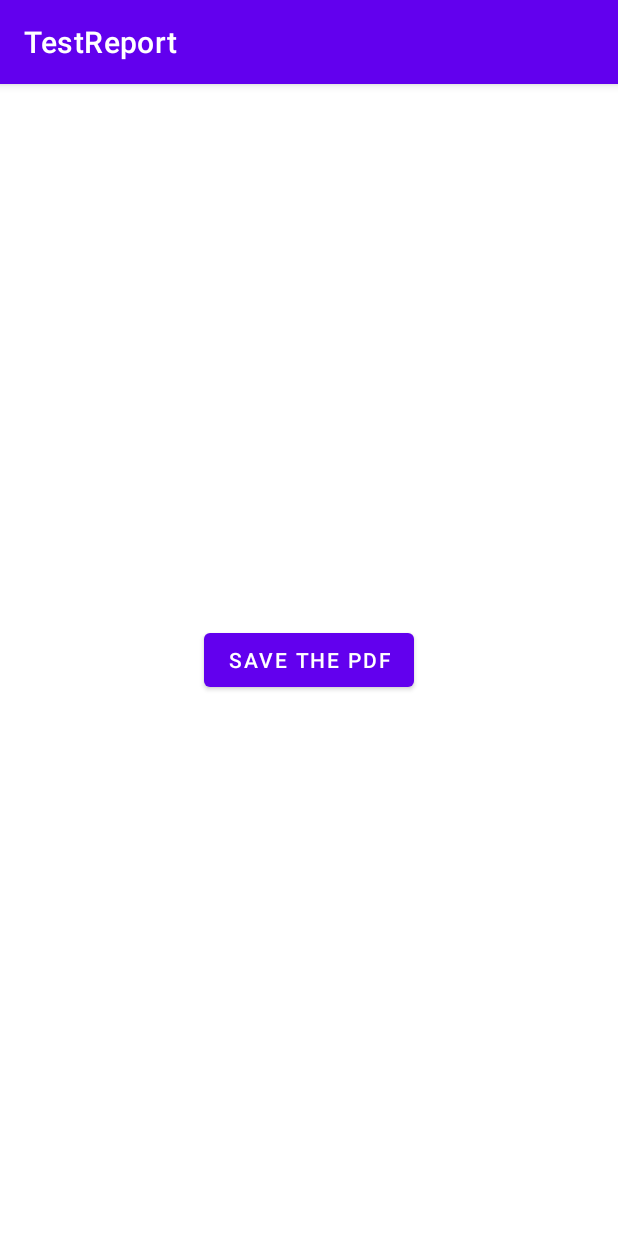
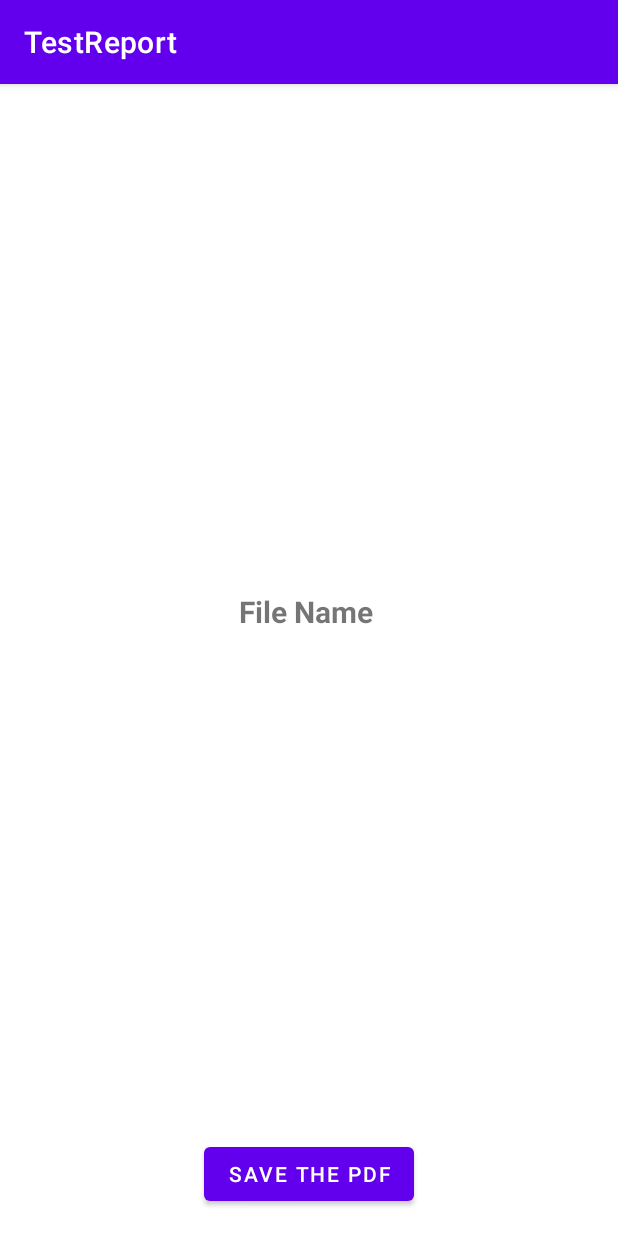
Before and after one commit to prateekcode/TestReport, an Android app: the screen it shows after launch (MainActivity), on a phone screen of 412 x 824 dp. Run offline under Robolectric (Android 15) with nearby library versions, the phone set to English and light mode, and no system bars; Roboto replaces fonts that are not available here; 3 statements that could not run were skipped.

Commit message:
:fire: Able to read the file

```diff
--- a/app/src/main/AndroidManifest.xml
+++ b/app/src/main/AndroidManifest.xml
@@ -3,6 +3,7 @@
     package="com.example.testreport">
 
     <uses-permission android:name="android.permission.WRITE_EXTERNAL_STORAGE" />
+    <uses-permission android:name="android.permission.READ_EXTERNAL_STORAGE"/>
 
     <application
         android:allowBackup="true"
--- a/app/src/main/java/com/example/testreport/MainActivity.kt
+++ b/app/src/main/java/com/example/testreport/MainActivity.kt
@@ -4,25 +4,33 @@ import android.Manifest
 import android.graphics.*
 import android.os.Build
 import android.os.Bundle
+import android.os.Environment
 import android.os.Handler
 import android.util.Log
 import android.widget.Toast
 import androidx.annotation.RequiresApi
 import androidx.appcompat.app.AppCompatActivity
+import com.example.testreport.helper.ImageResizer
 import com.example.testreport.helper.PdfCreator
+import com.example.testreport.helper.PdfReader
 import com.example.testreport.helper.PermissionHelper
 import com.example.testreport.model.Parameter
 import com.example.testreport.model.ParameterResponse
 import com.example.testreport.model.Patient
 import kotlinx.android.synthetic.main.activity_main.*
+import java.io.*
+import java.lang.StringBuilder
 
 
 class MainActivity : AppCompatActivity() {
 
+    private val filepath = "/"
     private var isGenerating = false
     private lateinit var bitmap: Bitmap
     private lateinit var scaledBitmap: Bitmap
     val pdfCreator = PdfCreator
+    val imageResizer = ImageResizer
+    internal var myExternalFile: File?=null
 
     @RequiresApi(Build.VERSION_CODES.M)
     override fun onCreate(savedInstanceState: Bundle?) {
@@ -30,10 +38,45 @@ class MainActivity : AppCompatActivity() {
         setContentView(R.layout.activity_main)
 
 
+//        if (PdfCreator.isExternalStorageWritable()){
+//            val stringBuilder = StringBuilder()
+//            try {
+//                val pdfFile = File(Environment.getExternalStorageDirectory(), "/NewTest.pdf")
+//                val fileInputStream = FileInputStream(pdfFile)
+//                val inputStreamReader = InputStreamReader(fileInputStream)
+//                val bufferedReader = BufferedReader(inputStreamReader)
+//                var newString: String? = null
+//                while ((bufferedReader.readLine().also { newString = it }) != null){
+//                    stringBuilder.append(newString + "\n")
+//                }
+//                fileInputStream.close()
+//                fileNameTextView.text = stringBuilder.toString()
+//            }catch (e: IOException){
+//                e.printStackTrace()
+//            }
+//        }
+
+        var gpath: String = Environment.getExternalStorageDirectory().absolutePath
+        Log.w("gpath", "" + gpath)
+        var spath = ""
+        var fullpath = File(gpath + File.separator + spath)
+        Log.w("fullpath", "" + fullpath)
+        PdfReader.pdfReaderNew(fullpath)
+        val lastPdf = PdfReader.pdfReaderNew(fullpath)
+        fileNameTextView.text = lastPdf[2].name
+
         val options = BitmapFactory.Options()
-        options.inDither = false
+        //options.inDither = false
         options.inPreferredConfig = Bitmap.Config.ARGB_8888
-        bitmap = BitmapFactory.decodeResource(resources, R.drawable.logo, options)
+
+        //bitmap = imageResizer.decodeSampledBitmapFromResource(resources, R.drawable.logo, 20, 8)
+
+        bitmap = BitmapFactory.decodeResource(resources, R.drawable.circle, options)
+
+//        val imageHeight: Int = options.outHeight
+//        val imageWidth: Int = options.outWidth
+//        val imageType: String = options.outMimeType
+
         //bitmap = pdfCreator.getBitmapFromVectorDrawable(applicationContext, R.drawable.ic_mobile)!!
         scaledBitmap = Bitmap.createScaledBitmap(bitmap, 70, 20, false)
         //scaledBitmap = pdfCreator.BITMAP_RESIZER(bitmap, 200, 18)!!
@@ -334,7 +377,7 @@ class MainActivity : AppCompatActivity() {
                 for (x in patientDetail){
                     pdfCreator.createTestReportPdf(
                         applicationContext,
-                        scaledBitmap,
+                        bitmap,
                         x.patient_name,
                         x.patient_age,
                         x.patient_gender,
--- /dev/null
+++ b/app/src/main/java/com/example/testreport/helper/PdfReader.kt
@@ -0,0 +1,26 @@
+package com.example.testreport.helper
+
+import android.util.Log
+import java.io.File
+
+object PdfReader {
+
+    fun pdfReaderNew(root: File): ArrayList<File> {
+        val fileList: ArrayList<File> = ArrayList()
+        val listAllFiles = root.listFiles()
+
+        if (listAllFiles != null && listAllFiles.size > 0) {
+            for (currentFile in listAllFiles) {
+                if (currentFile.name.endsWith(".pdf")) {
+                    // File absolute path
+                    Log.e("downloadFilePath", currentFile.getAbsolutePath())
+                    // File Name
+                    Log.e("downloadFileName", currentFile.getName())
+                    fileList.add(currentFile.absoluteFile)
+                }
+            }
+            Log.w("fileList", "" + fileList.size)
+        }
+        return fileList
+    }
+}
--- a/app/src/main/java/com/example/testreport/helper/PermissionHelper.kt
+++ b/app/src/main/java/com/example/testreport/helper/PermissionHelper.kt
@@ -49,7 +49,7 @@ class PermissionHelper {
 
     private fun checkIfPermissionPresentInAndroidManifest() {
         for (permission in permissions!!) {
-            if (hasPermissionInManifest(permission) == false) {
+            if (!hasPermissionInManifest(permission)) {
                 throw RuntimeException("Permission ($permission) Not Declared in manifest")
             }
         }
@@ -57,7 +57,7 @@ class PermissionHelper {
 
     fun request(permissionCallback: PermissionCallback?) {
         this.mPermissionCallback = permissionCallback
-        if (hasPermission() == false) {
+        if (!hasPermission()) {
             showRational = shouldShowRational(permissions!!)
             if (activity != null)
                 ActivityCompat.requestPermissions(activity!!, filterNotGrantedPermission(permissions!!), REQUEST_CODE)
--- a/app/src/main/res/layout/activity_main.xml
+++ b/app/src/main/res/layout/activity_main.xml
@@ -10,8 +10,21 @@
         android:id="@+id/buttonSavePdf"
         android:layout_width="wrap_content"
         android:layout_height="wrap_content"
-        android:text="Save The Pdf"
+        android:text="@string/save_the_pdf"
         app:layout_constraintBottom_toBottomOf="parent"
+        app:layout_constraintEnd_toEndOf="parent"
+        app:layout_constraintStart_toStartOf="parent"
+        app:layout_constraintTop_toTopOf="parent"
+        app:layout_constraintVertical_bias="0.976" />
+
+    <TextView
+        android:id="@+id/fileNameTextView"
+        android:layout_width="wrap_content"
+        android:layout_height="wrap_content"
+        android:text="File Name "
+        android:textSize="20sp"
+        android:textStyle="bold"
+        app:layout_constraintBottom_toTopOf="@+id/buttonSavePdf"
         app:layout_constraintEnd_toEndOf="parent"
         app:layout_constraintStart_toStartOf="parent"
         app:layout_constraintTop_toTopOf="parent" />
--- a/app/src/main/res/values/strings.xml
+++ b/app/src/main/res/values/strings.xml
@@ -2,4 +2,5 @@
     <string name="app_name">TestReport</string>
     <!-- TODO: Remove or change this placeholder text -->
     <string name="hello_blank_fragment">Hello blank fragment</string>
+    <string name="save_the_pdf">Save The Pdf</string>
 </resources>
```
Also changed, not shown: app/src/main/java/com/example/testreport/helper/ImageResizer.kt (added, +49 -0 lines), app/src/main/java/com/example/testreport/helper/PdfCreator.kt (+43 -11 lines), app/src/main/res/drawable/circle.png (added).
